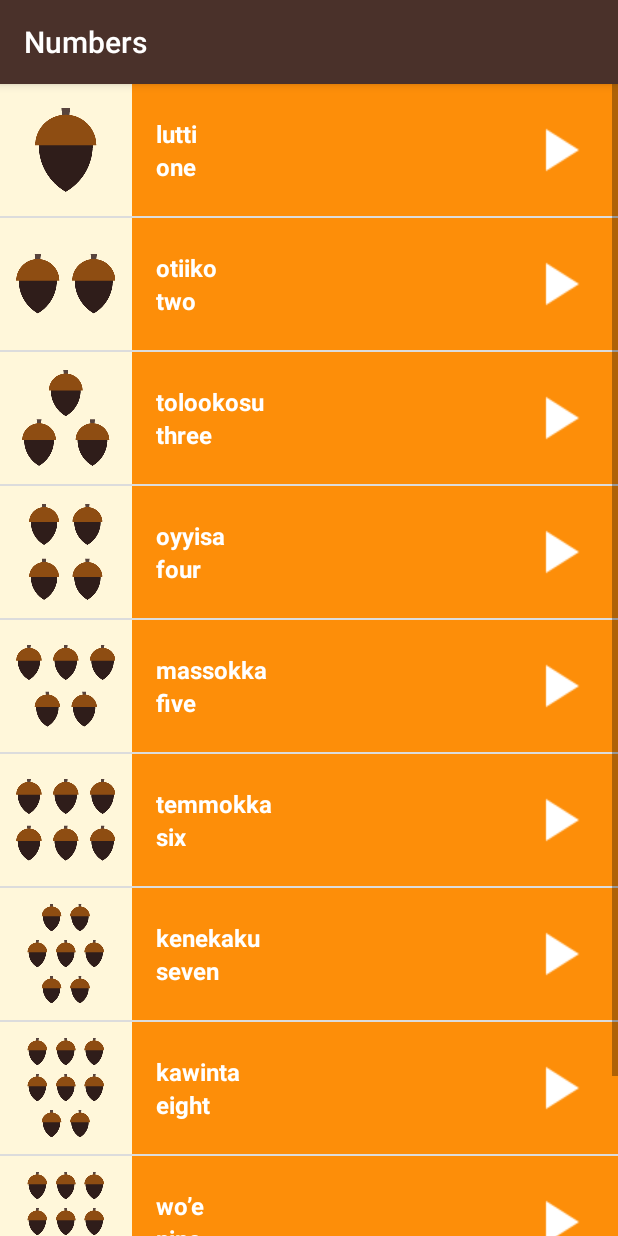
After one commit to VailVeix/MiwokProject, an Android app: the NumbersFragment screen opened directly, with no data from a screen before it, on a phone screen of 412 x 824 dp. The commit adds this screen. Run offline under Robolectric (Android 15) with nearby library versions, the phone set to English and light mode, and no system bars.

Commit message:
Lesson 6 Quiz #11
Refactor into fragments, done for numbers only

```diff
--- /dev/null
+++ b/app/src/main/java/com/example/android/miwok/NumbersFragment.java
@@ -0,0 +1,115 @@
+package com.example.android.miwok;
+
+import android.content.Context;
+import android.media.AudioManager;
+import android.media.MediaPlayer;
+import android.os.Bundle;
+import android.support.v4.app.Fragment;
+import android.view.LayoutInflater;
+import android.view.View;
+import android.view.ViewGroup;
+import android.widget.AdapterView;
+import android.widget.ListView;
+
+import java.util.ArrayList;
+
+
+/**
+ * A simple {@link Fragment} subclass.
+ * Activities that contain this fragment must implement the
+ * {@link NumbersFragment.OnFragmentInteractionListener} interface
+ * to handle interaction events.
+ * Use the {@link NumbersFragment#newInstance} factory method to
+ * create an instance of this fragment.
+ */
+public class NumbersFragment extends Fragment {
+
+    private MediaPlayer mediaPlayer;
+    private MediaPlayer.OnCompletionListener mCompletionListener = new MediaPlayer.OnCompletionListener() {
+        @Override
+        public void onCompletion(MediaPlayer mp) {
+            releastMediaPlayer();
+        }
+    };
+    private AudioManager mAudioManager;
+    private AudioManager.OnAudioFocusChangeListener afChangeListener =
+            new AudioManager.OnAudioFocusChangeListener() {
+                @Override
+                public void onAudioFocusChange(int focusChange) {
+                    if(focusChange == AudioManager.AUDIOFOCUS_LOSS_TRANSIENT || focusChange == AudioManager.AUDIOFOCUS_LOSS_TRANSIENT_CAN_DUCK){
+                        mediaPlayer.pause();
+                        mediaPlayer.seekTo(0);
+                    }
+                    else if(focusChange == AudioManager.AUDIOFOCUS_GAIN){
+                        mediaPlayer.start();
+                    }
+                    else if(focusChange == AudioManager.AUDIOFOCUS_LOSS){
+                        releastMediaPlayer();
+                    }
+                }
+            };
+
+    public NumbersFragment() {
+        // Required empty public constructor
+    }
+
+    @Override
+    public void onStop() {
+        super.onStop();
+        releastMediaPlayer();
+    }
+
+    @Override
+    public View onCreateView(LayoutInflater inflater, ViewGroup container,
+                             Bundle savedInstanceState) {
+
+        View rootView = inflater.inflate(R.layout.activity_numbers, container, false);
+
+        mAudioManager = (AudioManager) getActivity().getSystemService(Context.AUDIO_SERVICE);
+
+        final ArrayList<Word> words = new ArrayList<Word>();
+        words.add(new Word("one", "lutti", R.drawable.number_one, R.raw.number_one));
+        words.add(new Word("two", "otiiko", R.drawable.number_two, R.raw.number_two));
+        words.add(new Word("three", "tolookosu", R.drawable.number_three, R.raw.number_three));
+        words.add(new Word("four", "oyyisa", R.drawable.number_four, R.raw.number_four));
+        words.add(new Word("five", "massokka", R.drawable.number_five, R.raw.number_five));
+        words.add(new Word("six", "temmokka", R.drawable.number_six, R.raw.number_six));
+        words.add(new Word("seven", "kenekaku", R.drawable.number_seven, R.raw.number_seven));
+        words.add(new Word("eight", "kawinta", R.drawable.number_eight, R.raw.number_eight));
+        words.add(new Word("nine", "wo’e", R.drawable.number_nine, R.raw.number_nine));
+        words.add(new Word("ten", "na’aacha", R.drawable.number_ten, R.raw.number_ten));
+
+
+        WordAdapter adapter = new WordAdapter(getActivity(), words, R.color.category_numbers);
+
+        ListView listView = (ListView) rootView.findViewById(R.id.list);
+
+        listView.setAdapter(adapter);
+
+        listView.setOnItemClickListener(new AdapterView.OnItemClickListener(){
+            @Override
+            public void onItemClick(AdapterView<?> parent, View view, int position, long id){
+                Word word = words.get(position);
+                releastMediaPlayer();
+
+                int result = mAudioManager.requestAudioFocus(afChangeListener, AudioManager.STREAM_MUSIC, AudioManager.AUDIOFOCUS_GAIN_TRANSIENT);
+
+                if(result == AudioManager.AUDIOFOCUS_REQUEST_GRANTED){
+                    mediaPlayer = MediaPlayer.create(getActivity(), word.getmSoundID());
+                    mediaPlayer.setOnCompletionListener(mCompletionListener);
+                    mediaPlayer.start();
+                }
+            }
+        });
+
+        return rootView;
+    }
+
+    public void releastMediaPlayer(){
+        if(mediaPlayer != null){
+            mediaPlayer.release();
+            mediaPlayer = null;
+            mAudioManager.abandonAudioFocus(afChangeListener);
+        }
+    }
+}
--- /dev/null
+++ b/app/src/main/res/layout/activity_category.xml
@@ -0,0 +1,6 @@
+<?xml version="1.0" encoding="utf-8"?>
+<LinearLayout xmlns:android="http://schemas.android.com/apk/res/android"
+    android:id="@+id/container"
+    android:layout_width="match_parent"
+    android:layout_height="match_parent"
+    android:orientation="vertical"/>
--- a/app/src/main/res/values/strings.xml
+++ b/app/src/main/res/values/strings.xml
@@ -27,4 +27,7 @@
 
     <!-- Category name for the vocabulary words for family members [CHAR LIMIT=20] -->
     <string name="category_family">Family Members</string>
+
+    <!-- TODO: Remove or change this placeholder text -->
+    <string name="hello_blank_fragment">Hello blank fragment</string>
 </resources>
```
Also changed, not shown: app/src/main/java/com/example/android/miwok/NumbersActivity.java (+4 -90 lines), app/src/main/res/layout/fragment_numbers.xml (added, +14 -0 lines).
